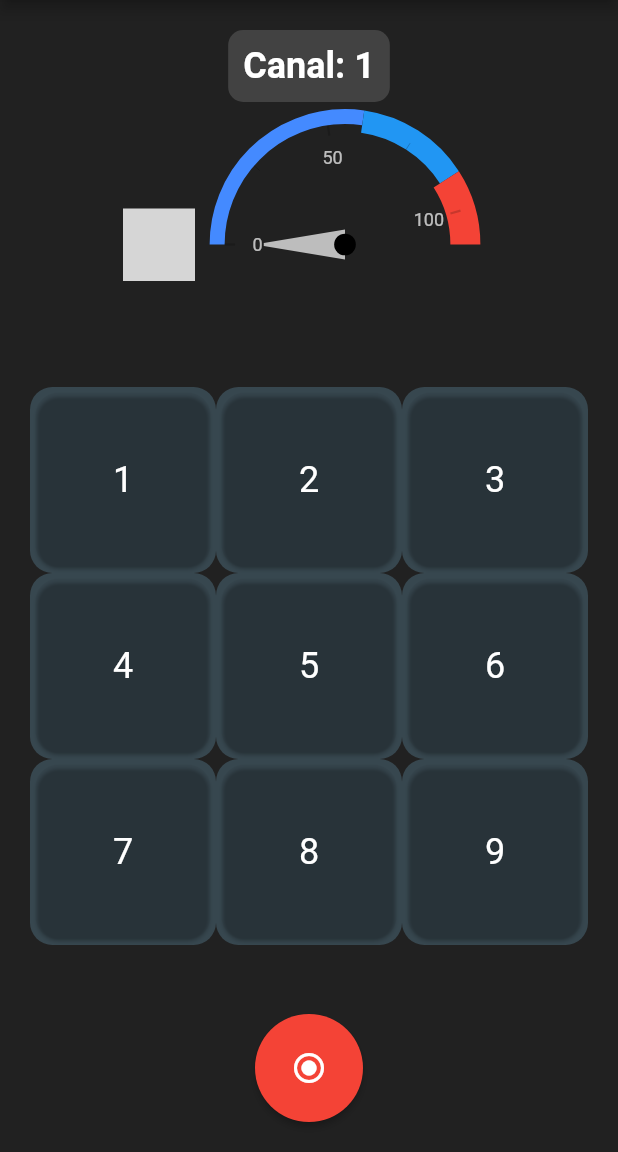
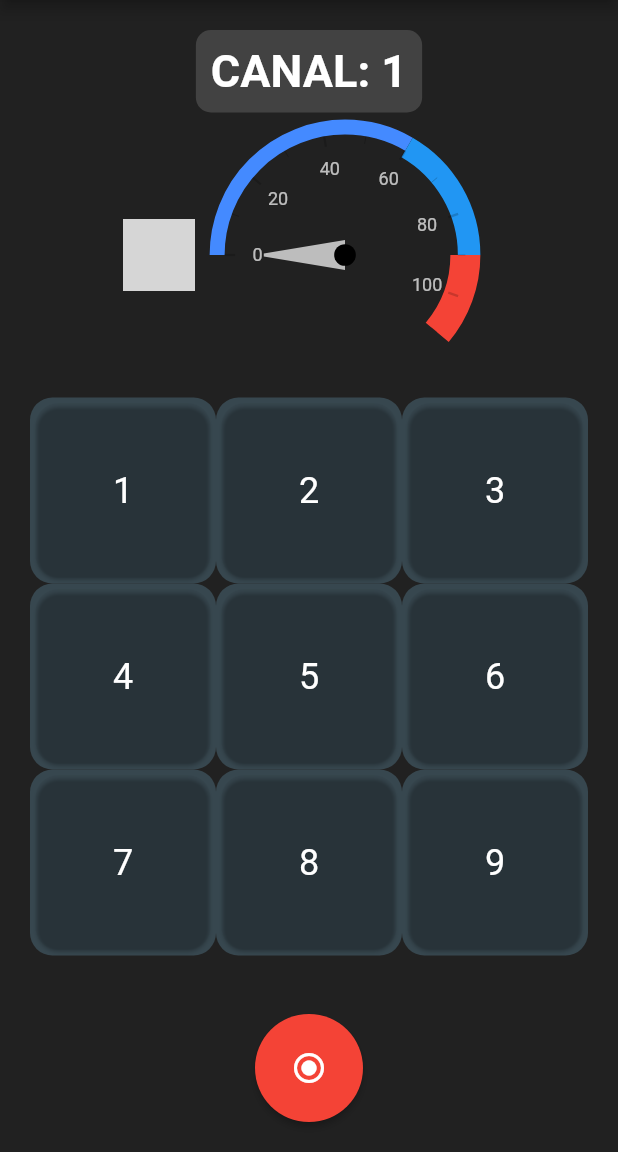
Before and after one commit to CassianoDev/HtRadioSimulator, a Flutter app: the screen it shows after launch, on a phone screen of 412 x 824 dp, the part 84-1236 px from its top. Run offline on Flutter 3.47's test engine with Material 2 defaults, Android fonts, the phone set to English and light mode, and no system bars; drawn by our look-alikes of syncfusion_flutter_gauges, syncfusion_flutter_sliders; our stand-ins replace fluttertoast, permission_handler; missing offline and left inert: flutter_sound; network calls fail; Roboto replaces fonts that are missing (LC1); statements that could not run were skipped; grey boxes are pictures that could not be loaded.

Commit message:
First modification

```diff
--- a/lib/main.dart
+++ b/lib/main.dart
@@ -10,9 +10,8 @@ import 'package:permission_handler/permission_handler.dart';
 import 'package:syncfusion_flutter_gauges/gauges.dart';
 import 'package:syncfusion_flutter_sliders/sliders.dart';
 import 'package:web_socket_channel/web_socket_channel.dart';
+import 'misc/AudioPacket.dart';
 
-import 'misc/AudioPacket.dart';
-import 'misc/VUMeterPainter.dart';
 
 void main() {
   runApp(const MyApp());
@@ -39,24 +38,24 @@ class MyHomePage extends StatefulWidget {
   State<MyHomePage> createState() => _MyHomePageState();
 }
 
-class _MyHomePageState extends State<MyHomePage> with SingleTickerProviderStateMixin{
+class _MyHomePageState extends State<MyHomePage> {
+  var oimundo = "Olá mundo!";
   double gain = 0.5; // Defina o ganho desejado aqui
 
   double meterlevel = 0;
   int _channel = 1;
   bool ocupado = true;
   StreamSubscription? _mRecordingDataSubscription;
-  Timer? _inactivityTimer;
 
   final FlutterSoundRecorder _mRecorder = FlutterSoundRecorder();
   String chNow = "0";
   var channel = WebSocketChannel.connect(
     Uri.parse('ws://168.138.149.216:7070/websocket'),
   );
+
   void _handleInactivity(int channel) {
-    Future.delayed(Duration(seconds: 2), () {
+    Future.delayed(const Duration(seconds: 2), () {
       setState(() {
-
         chNow = chNow.replaceAll(channel.toString(), ""); // Remove o canal da string
         if (chNow.isEmpty) {
           // Se não houver mais canais ativos, você pode executar outras ações aqui
@@ -145,6 +144,7 @@ class _MyHomePageState extends State<MyHomePage> with SingleTickerProviderStateM
     );
 
   }
+
   void _desligarMicrofone() async {
     updateMeter(0);
     // Cancela a inscrição para parar a gravação
@@ -152,6 +152,7 @@ class _MyHomePageState extends State<MyHomePage> with SingleTickerProviderStateM
     await _mRecorder.closeRecorder();
     await _mRecorder.stopRecorder();
   }
+
   int mapRmsToVU(double rmsValue) {
     double minRms = 100;
     double maxRms = 20000;
@@ -164,16 +165,21 @@ class _MyHomePageState extends State<MyHomePage> with SingleTickerProviderStateM
     // Garante que o valor está dentro do intervalo de 0 a 255
     return max(0, min(mappedValue.round(), 255));
   }
+
   void updateMeter(int value) {
     setState(() {
       meterlevel = value.toDouble();
     });
+
   }
+
   @override
   void initState(){
     Timer? resetTimer;
     super.initState();
+
     FlutterSoundPlayer player = FlutterSoundPlayer();
+
     player.openPlayer(enableVoiceProcessing: false).then((value) {
       double lastRMS = 0.0;
       double alpha = 0.1; // Fator de suavização
@@ -288,10 +294,11 @@ class _MyHomePageState extends State<MyHomePage> with SingleTickerProviderStateM
                 borderRadius: BorderRadius.circular(10),
               ),
               child: Text(
-                'Canal: $_channel',
-                style: const TextStyle(fontSize: 24, fontWeight: FontWeight.bold, color: Colors.white),
+                'CANAL: $_channel',
+                style: const TextStyle( fontSize: 30, fontFamily: "LC1",fontWeight: FontWeight.bold, color: Colors.white),
               ),
             ),
+
             Row(
               mainAxisAlignment: MainAxisAlignment.center,
               children: [
@@ -303,13 +310,18 @@ class _MyHomePageState extends State<MyHomePage> with SingleTickerProviderStateM
                     });
                   },
                 ),
-                Container(
+                SizedBox(
                     width: 200,
                     height: 190,
                     child: SfRadialGauge(
-                        enableLoadingAnimation: true, animationDuration: 2500,
+                        enableLoadingAnimation: true,
+                        animationDuration: 2500,
                         axes: <RadialAxis>[
-                          RadialAxis(minimum: 0, maximum: 110,startAngle:180,endAngle: 360,
+                          RadialAxis(
+                            minimum: 0,
+                            maximum: 110,
+                            startAngle:180,
+                            endAngle: 400,
                             axisLabelStyle: const GaugeTextStyle(
                               color: Colors.white70, // Cor dos números
                               fontSize: 12, // Tamanho da fonte
@@ -318,9 +330,10 @@ class _MyHomePageState extends State<MyHomePage> with SingleTickerProviderStateM
                             ranges: <GaugeRange>[
                               GaugeRange(startValue: 0, endValue: 60, color:Colors.blueAccent),
                               GaugeRange(startValue: 60, endValue: 90, color:Colors.blue,endWidth: 15,),
-                              GaugeRange(startValue: 90,endValue: 110,color: Colors.red,startWidth: 15,endWidth: 20,)],
+                              GaugeRange(startValue: 90,endValue: 110,color: Colors.red,startWidth: 15,endWidth: 20,)
+                            ],
                             pointers: <GaugePointer>[
-                              NeedlePointer(value: meterlevel,needleColor: Colors.white70,enableAnimation: false,animationDuration: 300,)
+                              NeedlePointer(value: meterlevel,needleColor: Colors.white70,enableAnimation: false)
                             ],
 
                           )]
@@ -339,7 +352,7 @@ class _MyHomePageState extends State<MyHomePage> with SingleTickerProviderStateM
                   return GestureDetector(
                     onTap: () => _changeChannel(index + 1),
                     child: AnimatedContainer(
-                      duration: Duration(milliseconds: 500),
+                      duration: const Duration(milliseconds: 500),
                       decoration: BoxDecoration(
                         color:  chNow.contains((index + 1).toString()) ? Colors.blue : Colors.blueGrey[800],
                         borderRadius: BorderRadius.circular(15),
```
Also changed, not shown: pubspec.yaml (+16 -7 lines).
